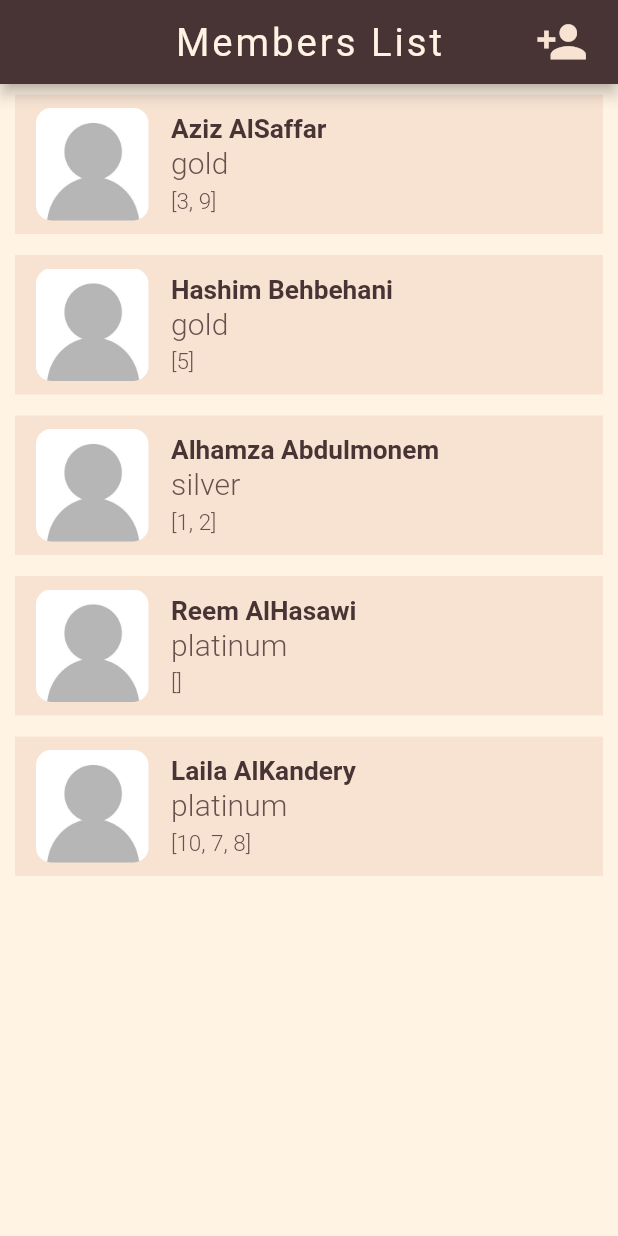
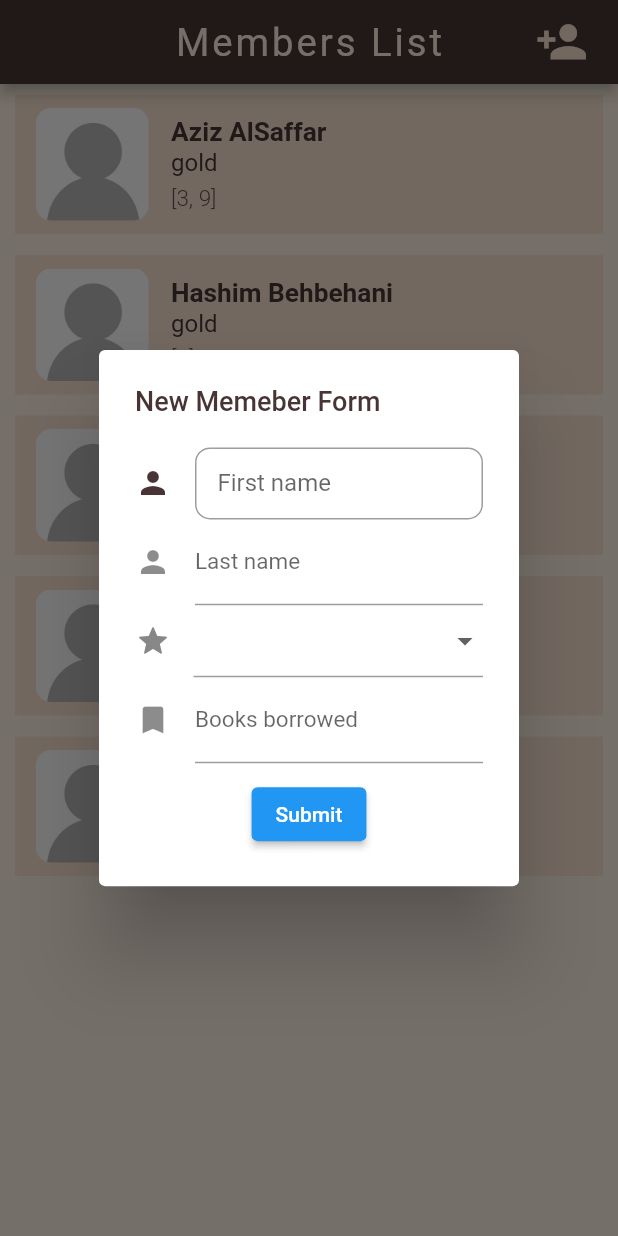
Before and after one commit to AmeeraAlotaibi/librarian_app, a Flutter app: the MembersListPage screen opened by its route, after a tap on the "person add" icon, on a phone screen of 412 x 824 dp. Run offline on Flutter 3.47's test engine with Material 2 defaults, Android fonts, the phone set to English and light mode, and no system bars; our stand-ins replace go_router.

Commit message:
added a dialog popout when adding members

```diff
--- a/lib/main.dart
+++ b/lib/main.dart
@@ -1,7 +1,7 @@
-
-
 import 'package:flutter/material.dart';
 import 'package:go_router/go_router.dart';
+import 'package:librarian_app/models/members_model.dart';
+import 'package:librarian_app/pages/member_details.dart';
 import 'package:provider/provider.dart';
 import 'package:librarian_app/models/book_model.dart';
 import 'package:librarian_app/pages/add_book.dart';
@@ -17,11 +17,8 @@ void main() {
     MultiProvider(providers: [
       ChangeNotifierProvider<BookProvider>(create: (_) => BookProvider()),
       ChangeNotifierProvider<MemberProvider>(create: (_) => MemberProvider()),
-    ],
-    child: MyApp()
-    ),
-
-    );
+    ], child: MyApp()),
+  );
 }
 
 class MyApp extends StatelessWidget {
@@ -104,6 +101,12 @@ class MyApp extends StatelessWidget {
         path: '/members-list',
         builder: (context, state) => MembersListPage(),
       ),
+      GoRoute(
+        path: '/member-details',
+        builder: (context, state) => MemberDetailsPage(
+          member: state.extra as Member,
+        ),
+      ),
     ],
   );
 }
--- a/lib/models/members_model.dart
+++ b/lib/models/members_model.dart
@@ -1,18 +1,17 @@
+import 'package:librarian_app/models/book_model.dart';
+
 class Member {
-  int id;
+  int? id;
   String firstName;
   String lastName;
   String membership;
-  List<int>currentlyBorrowedBooks;
+  List<int>? currentlyBorrowedBooks;
 
   Member({
-    required this.id,
+    this.id,
     required this.firstName,
     required this.lastName,
     required this.membership,
-    required this.currentlyBorrowedBooks,
+    this.currentlyBorrowedBooks,
   });
-
-
-
 }
--- a/lib/pages/members_list.dart
+++ b/lib/pages/members_list.dart
@@ -1,6 +1,7 @@
 import 'package:flutter/material.dart';
 import 'package:go_router/go_router.dart';
 import 'package:librarian_app/providers/member_provider.dart';
+import 'package:librarian_app/widgets/add_member_dialog.dart';
 import 'package:librarian_app/widgets/member_tile.dart';
 import 'package:provider/provider.dart';
 
@@ -21,7 +22,11 @@ class MembersListPage extends StatelessWidget {
               child: GestureDetector(
                 onTap: () {
                   // write on tap code for adding new member here
-                // GoRouter.of(context).push("/add-new-member");
+                  showDialog(
+                      context: context,
+                      builder: (BuildContext context) {
+                        return AddMemberDialog();
+                      });
                 },
                 child: Icon(
                   Icons.person_add,
@@ -35,7 +40,7 @@ class MembersListPage extends StatelessWidget {
         // start of the body
         body: ListView.builder(
             itemCount: context.watch<MemberProvider>().members.length,
-        itemBuilder: ((context, index) => MemberItem(member: context.watch<MemberProvider>().members[index])))
-    );
+            itemBuilder: ((context, index) => MemberItem(
+                member: context.watch<MemberProvider>().members[index]))));
   }
 }
--- a/lib/providers/member_provider.dart
+++ b/lib/providers/member_provider.dart
@@ -1,5 +1,7 @@
 import 'package:flutter/material.dart';
+import 'package:librarian_app/models/book_model.dart';
 import 'package:librarian_app/models/members_model.dart';
+import '/providers/book_provider.dart';
 
 class MemberProvider extends ChangeNotifier {
   List<Member> members = [
--- /dev/null
+++ b/lib/widgets/add_member_dialog.dart
@@ -0,0 +1,148 @@
+import 'package:flutter/material.dart';
+import 'package:flutter/src/foundation/key.dart';
+import 'package:flutter/src/widgets/framework.dart';
+import 'package:go_router/go_router.dart';
+import 'package:librarian_app/models/members_model.dart';
+import 'package:librarian_app/providers/member_provider.dart';
+import 'package:provider/provider.dart';
+
+class AddMemberDialog extends StatefulWidget {
+  AddMemberDialog({Key? key}) : super(key: key);
+
+  @override
+  State<AddMemberDialog> createState() => _AddMemberDialogState();
+}
+
+class _AddMemberDialogState extends State<AddMemberDialog> {
+  var _firstName = TextEditingController();
+  var _lastName = TextEditingController();
+  var _booksBorrowed = TextEditingController();
+
+  String _membershipTier = 'Ex. Gold';
+  List<String> tiers = ['🥈 Silver', '🥇 Gold', '🥉 Platinum'];
+
+  @override
+  Widget build(BuildContext context) {
+    return AlertDialog(
+      scrollable: true,
+      title: Text(
+        "New Memeber Form",
+        style: TextStyle(fontSize: 18),
+      ),
+      content: Column(
+        mainAxisAlignment: MainAxisAlignment.center,
+        mainAxisSize: MainAxisSize.min,
+        children: [
+// *************** First Name **************************
+          TextFormField(
+            controller: _firstName,
+            style: TextStyle(
+                fontSize: 15,
+                letterSpacing: 0,
+                color: Theme.of(context).primaryColor),
+            validator: (name) => name != null ? name : "Enter your name",
+            decoration: InputDecoration(
+              labelText: 'First name',
+              icon: Icon(
+                Icons.person,
+                color: Theme.of(context).primaryColor,
+              ),
+              labelStyle: TextStyle(
+                  fontSize: 16,
+                  letterSpacing: 0,
+                  fontWeight: FontWeight.normal),
+              contentPadding: EdgeInsets.only(left: 15),
+              floatingLabelStyle: TextStyle(
+                  color: Theme.of(context).primaryColor,
+                  fontWeight: FontWeight.bold),
+              border: OutlineInputBorder(
+                  borderRadius: BorderRadius.circular(10),
+                  borderSide: BorderSide(width: 2)),
+              // when field is focused
+              focusedBorder: OutlineInputBorder(
+                borderSide:
+                    BorderSide(color: Theme.of(context).primaryColor, width: 2),
+              ),
+              // validator
+              errorBorder: OutlineInputBorder(
+                  borderSide: BorderSide(color: Color(0xFFB71C1C))),
+            ),
+          ),
+
+// ************** Last Name *****************************
+          TextFormField(
+            controller: _lastName,
+            style: TextStyle(
+                fontSize: 15,
+                fontWeight: FontWeight.bold,
+                letterSpacing: 0,
+                color: Theme.of(context).primaryColor),
+            decoration: InputDecoration(
+              labelText: 'Last name',
+              labelStyle: TextStyle(
+                  fontSize: 15,
+                  letterSpacing: 0,
+                  fontWeight: FontWeight.normal),
+              icon: Icon(Icons.person),
+            ),
+          ),
+
+// ************ dropdown menu *******************
+
+          Row(
+            mainAxisAlignment: MainAxisAlignment.spaceBetween,
+            children: [
+              Icon(
+                Icons.grade_rounded,
+                color: Color(0xFF878787),
+              ),
+              Container(
+                width: 193,
+                child: DropdownButtonFormField(
+                    style: TextStyle(
+                        color: Theme.of(context).primaryColor,
+                        fontSize: 15,
+                        fontWeight: FontWeight.normal,
+                        letterSpacing: 0),
+                    items: tiers.map((tier) {
+                      return DropdownMenuItem(value: tier, child: Text(tier));
+                    }).toList(),
+                    onChanged: (val) =>
+                        setState(() => _membershipTier = val.toString())),
+              ),
+            ],
+          ),
+
+          TextFormField(
+              controller: _booksBorrowed,
+              style: TextStyle(
+                  fontSize: 15,
+                  fontWeight: FontWeight.bold,
+                  letterSpacing: 0,
+                  color: Theme.of(context).primaryColor),
+              decoration: InputDecoration(
+                labelText: 'Books borrowed',
+                labelStyle: TextStyle(
+                    fontSize: 15,
+                    letterSpacing: 0,
+                    fontWeight: FontWeight.normal),
+                icon: Icon(Icons.bookmark),
+              )),
+
+          Container(
+              margin: EdgeInsets.only(top: 10),
+              child: ElevatedButton(
+                  onPressed: () {
+                    context.read<MemberProvider>().addMember(Member(
+                          firstName: _firstName.text,
+                          lastName: _lastName.text,
+                          membership: _membershipTier,
+                        ));
+                    Navigator.pop(context);
+                  },
+                  child: Text("Submit"))),
+        ],
+      ),
+    );
+  }
+}
--- a/lib/widgets/member_tile.dart
+++ b/lib/widgets/member_tile.dart
@@ -1,11 +1,16 @@
 import 'package:flutter/material.dart';
 import 'package:go_router/go_router.dart';
 import 'package:librarian_app/models/members_model.dart';
+import '/providers/member_provider.dart';
 
 class MemberItem extends StatelessWidget {
   MemberItem({required this.member});
+  // function to capitalize the first letter of a given string
+  String capitalize(String string) {
+    return string[0].toUpperCase() + string.substring(1).toLowerCase();
+  }
+
   Member member;
-
   @override
   Widget build(BuildContext context) {
     return Column(
@@ -19,7 +24,7 @@ class MemberItem extends StatelessWidget {
               margin: EdgeInsets.symmetric(horizontal: 10, vertical: 7),
               child: InkWell(
                 onTap: () {
-                  // GoRouter.of(context).push('/member-details', extra: member);
+                  GoRouter.of(context).push('/member-details', extra: member);
                 },
                 child: Card(
                   elevation: 0,
@@ -52,7 +57,11 @@ class MemberItem extends StatelessWidget {
                           ),
                           Text(
                             member.membership,
-                            style: Theme.of(context).textTheme.titleSmall,
+                            style: TextStyle(
+                                fontSize: 16,
+                                color: Theme.of(context).primaryColor,
+                                fontWeight: FontWeight.normal,
+                                letterSpacing: 0),
                           ),
                           Container(
                               margin: EdgeInsets.only(top: 5),
```
Also changed, not shown: lib/pages/member_details.dart (added, +100 -0 lines), lib/providers/book_provider.dart (+9 -8 lines). Lines whose indentation alone changed are shown as unchanged.
